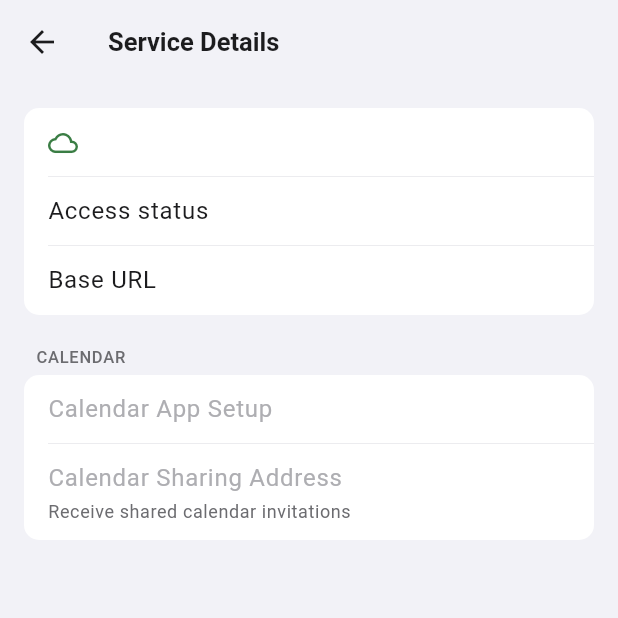
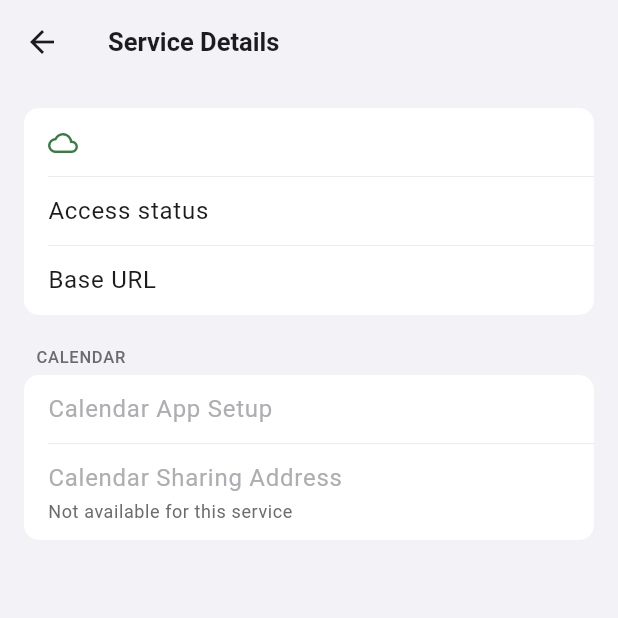
Before and after one commit to CaleeAdmin/CaleeMobile, a Flutter app: the ServiceDetailsPage screen opened directly with empty values, on a phone screen of 412 x 824 dp, the top half of it. Run offline on Flutter 3.47's test engine with Material 3 defaults, Android fonts, the phone set to English and light mode, and no system bars; our stand-ins replace flutter_secure_storage; accounts and stored records are empty.

Commit message:
fix: gate calendar sharing address by service capability
Uses the new calendarSharingAddress service capability to control the
Calendar Sharing Address row. This prevents services that only support
CalDAV credentials from opening a sharing-address page that the backend
cannot serve.

https://claude.ai/code/session_01NrUwEFXfWLPa1SFhy53q5w

```diff
--- a/lib/data/models/client_bootstrap.dart
+++ b/lib/data/models/client_bootstrap.dart
@@ -145,6 +145,13 @@ class ClientService {
   }
 
   bool get supportsCalendarCredential => supportsCalendarCredentials;
+
+  bool get supportsCalendarSharingAddress {
+    if (capabilities.containsKey('calendarSharingAddress')) {
+      return capabilities['calendarSharingAddress'] == true;
+    }
+    return false;
+  }
 }
 
 class ClientContexts {
--- a/lib/features/settings/service_details_page.dart
+++ b/lib/features/settings/service_details_page.dart
@@ -97,12 +97,14 @@ class ServiceDetailsPage extends StatelessWidget {
               ),
               CaleeListRow(
                 title: 'Calendar Sharing Address',
-                subtitle: 'Receive shared calendar invitations',
-                enabled: service.supportsCalendarCredential,
-                onTap: service.supportsCalendarCredential
+                subtitle: service.supportsCalendarSharingAddress
+                    ? 'Receive shared calendar invitations'
+                    : 'Not available for this service',
+                enabled: service.supportsCalendarSharingAddress,
+                onTap: service.supportsCalendarSharingAddress
                     ? () => _openCalendarSharingAddress(context)
                     : null,
-                trailing: service.supportsCalendarCredential
+                trailing: service.supportsCalendarSharingAddress
                     ? null
                     : const SizedBox.shrink(),
               ),
```
